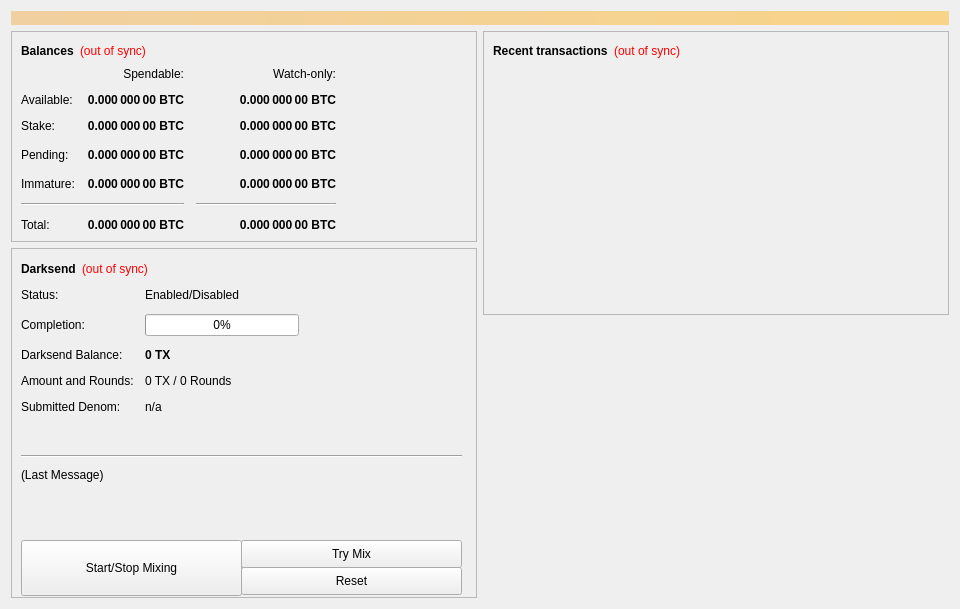
First picture: the form in src/qt/forms/overviewpage.ui, repository transferdev/Transfercoin, before the edit.
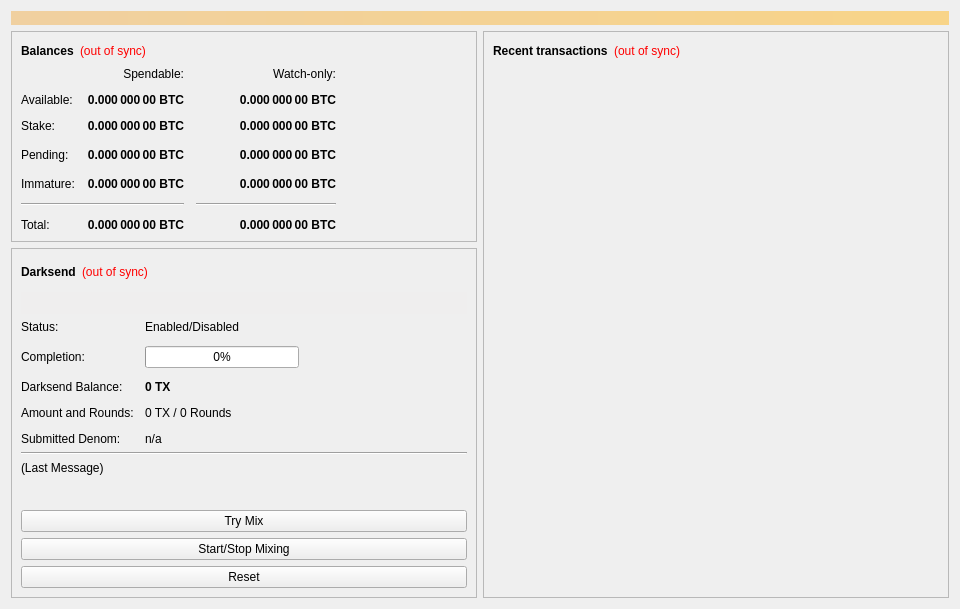
Second picture: the form after the edit.

The edit to the form file:
```diff
--- a/src/qt/forms/overviewpage.ui
+++ b/src/qt/forms/overviewpage.ui
@@ -454,6 +454,12 @@
        </item>
        <item>
         <widget class="QFrame" name="frameDarksend">
+         <property name="sizePolicy">
+          <sizepolicy hsizetype="Expanding" vsizetype="Expanding">
+           <horstretch>0</horstretch>
+           <verstretch>0</verstretch>
+          </sizepolicy>
+         </property>
          <property name="minimumSize">
           <size>
            <width>0</width>
@@ -469,15 +475,485 @@
          <property name="frameShadow">
           <enum>QFrame::Raised</enum>
          </property>
-         <widget class="QWidget" name="formLayoutWidget">
-          <property name="geometry">
-           <rect>
-            <x>10</x>
-            <y>40</y>
-            <width>451</width>
-            <height>161</height>
-           </rect>
-          </property>
+         <layout class="QVBoxLayout" name="verticalLayout_5">
+          <item>
+           <layout class="QHBoxLayout" name="horizontalLayout_5">
+            <item>
+             <widget class="QLabel" name="label_2">
+              <property name="font">
+               <font>
+                <weight>75</weight>
+                <bold>true</bold>
+               </font>
+              </property>
+              <property name="text">
+               <string>Darksend</string>
+              </property>
+             </widget>
+            </item>
+            <item>
+             <widget class="QLabel" name="labelDarksendSyncStatus">
+              <property name="toolTip">
+               <string>The displayed information may be out of date. Your wallet automatically synchronizes with the Transfer network after a connection is established, but this process has not completed yet.</string>
+              </property>
+              <property name="styleSheet">
+               <string notr="true">QLabel { color: red; }</string>
+              </property>
+              <property name="text">
+               <string notr="true">(out of sync)</string>
+              </property>
+              <property name="alignment">
+               <set>Qt::AlignLeading|Qt::AlignLeft|Qt::AlignVCenter</set>
+              </property>
+             </widget>
+            </item>
+            <item>
+             <spacer name="horizontalSpacer_4">
+              <property name="orientation">
+               <enum>Qt::Horizontal</enum>
+              </property>
+              <property name="sizeHint" stdset="0">
+               <size>
+                <width>40</width>
+                <height>20</height>
+               </size>
+              </property>
+             </spacer>
+            </item>
+           </layout>
+          </item>
+          <item>
+           <widget class="QPushButton" name="runAutoDenom">
+            <property name="palette">
+             <palette>
+              <active>
+               <colorrole role="WindowText">
+                <brush brushstyle="SolidPattern">
+                 <color alpha="255">
+                  <red>0</red>
+                  <green>0</green>
+                  <blue>0</blue>
+                 </color>
+                </brush>
+               </colorrole>
+               <colorrole role="Button">
+                <brush brushstyle="SolidPattern">
+                 <color alpha="255">
+                  <red>239</red>
+                  <green>238</green>
+                  <blue>238</blue>
+                 </color>
+                </brush>
+               </colorrole>
+               <colorrole role="Light">
+                <brush brushstyle="SolidPattern">
+                 <color alpha="255">
+                  <red>255</red>
+                  <green>255</green>
+                  <blue>255</blue>
+                 </color>
+                </brush>
+               </colorrole>
+               <colorrole role="Midlight">
+                <brush brushstyle="SolidPattern">
+                 <color alpha="255">
+                  <red>247</red>
+                  <green>246</green>
+                  <blue>246</blue>
+                 </color>
+                </brush>
+               </colorrole>
+               <colorrole role="Dark">
+                <brush brushstyle="SolidPattern">
+                 <color alpha="255">
+                  <red>119</red>
+                  <green>119</green>
+                  <blue>119</blue>
+                 </color>
+                </brush>
+               </colorrole>
+               <colorrole role="Mid">
+                <brush brushstyle="SolidPattern">
+                 <color alpha="255">
+                  <red>159</red>
+                  <green>159</green>
+                  <blue>159</blue>
+                 </color>
+                </brush>
+               </colorrole>
+               <colorrole role="Text">
+                <brush brushstyle="SolidPattern">
+                 <color alpha="255">
+                  <red>0</red>
+                  <green>0</green>
+                  <blue>0</blue>
+                 </color>
+                </brush>
+               </colorrole>
+               <colorrole role="BrightText">
+                <brush brushstyle="SolidPattern">
+                 <color alpha="255">
+                  <red>255</red>
+                  <green>255</green>
+                  <blue>255</blue>
+                 </color>
+                </brush>
+               </colorrole>
+               <colorrole role="ButtonText">
+                <brush brushstyle="SolidPattern">
+                 <color alpha="255">
+                  <red>0</red>
+                  <green>0</green>
+                  <blue>0</blue>
+                 </color>
+                </brush>
+               </colorrole>
+               <colorrole role="Base">
+                <brush brushstyle="SolidPattern">
+                 <color alpha="255">
+                  <red>255</red>
+                  <green>255</green>
+                  <blue>255</blue>
+                 </color>
+                </brush>
+               </colorrole>
+               <colorrole role="Window">
+                <brush brushstyle="SolidPattern">
+                 <color alpha="255">
+                  <red>239</red>
+                  <green>238</green>
+                  <blue>238</blue>
+                 </color>
+                </brush>
+               </colorrole>
+               <colorrole role="Shadow">
+                <brush brushstyle="SolidPattern">
+                 <color alpha="255">
+                  <red>0</red>
+                  <green>0</green>
+                  <blue>0</blue>
+                 </color>
+                </brush>
+               </colorrole>
+               <colorrole role="AlternateBase">
+                <brush brushstyle="SolidPattern">
+                 <color alpha="255">
+                  <red>247</red>
+                  <green>246</green>
+                  <blue>246</blue>
+                 </color>
+                </brush>
+               </colorrole>
+               <colorrole role="ToolTipBase">
+                <brush brushstyle="SolidPattern">
+                 <color alpha="255">
+                  <red>255</red>
+                  <green>255</green>
+                  <blue>220</blue>
+                 </color>
+                </brush>
+               </colorrole>
+               <colorrole role="ToolTipText">
+                <brush brushstyle="SolidPattern">
+                 <color alpha="255">
+                  <red>0</red>
+                  <green>0</green>
+                  <blue>0</blue>
+                 </color>
+                </brush>
+               </colorrole>
+              </active>
+              <inactive>
+               <colorrole role="WindowText">
+                <brush brushstyle="SolidPattern">
+                 <color alpha="255">
+                  <red>0</red>
+                  <green>0</green>
+                  <blue>0</blue>
+                 </color>
+                </brush>
+               </colorrole>
+               <colorrole role="Button">
+                <brush brushstyle="SolidPattern">
+                 <color alpha="255">
+                  <red>239</red>
+                  <green>238</green>
+                  <blue>238</blue>
+                 </color>
+                </brush>
+               </colorrole>
+               <colorrole role="Light">
+                <brush brushstyle="SolidPattern">
+                 <color alpha="255">
+                  <red>255</red>
+                  <green>255</green>
+                  <blue>255</blue>
+                 </color>
+                </brush>
+               </colorrole>
+               <colorrole role="Midlight">
+                <brush brushstyle="SolidPattern">
+                 <color alpha="255">
+                  <red>247</red>
+                  <green>246</green>
+                  <blue>246</blue>
+                 </color>
+                </brush>
+               </colorrole>
+               <colorrole role="Dark">
+                <brush brushstyle="SolidPattern">
+                 <color alpha="255">
+                  <red>119</red>
+                  <green>119</green>
+                  <blue>119</blue>
+                 </color>
+                </brush>
+               </colorrole>
+               <colorrole role="Mid">
+                <brush brushstyle="SolidPattern">
+                 <color alpha="255">
+                  <red>159</red>
+                  <green>159</green>
+                  <blue>159</blue>
+                 </color>
+                </brush>
+               </colorrole>
+               <colorrole role="Text">
+                <brush brushstyle="SolidPattern">
+                 <color alpha="255">
+                  <red>0</red>
+                  <green>0</green>
+                  <blue>0</blue>
+                 </color>
+                </brush>
+               </colorrole>
+               <colorrole role="BrightText">
+                <brush brushstyle="SolidPattern">
+                 <color alpha="255">
+                  <red>255</red>
+                  <green>255</green>
+                  <blue>255</blue>
+                 </color>
+                </brush>
+               </colorrole>
+               <colorrole role="ButtonText">
+                <brush brushstyle="SolidPattern">
+                 <color alpha="255">
+                  <red>0</red>
+                  <green>0</green>
+                  <blue>0</blue>
+                 </color>
+                </brush>
+               </colorrole>
+               <colorrole role="Base">
+                <brush brushstyle="SolidPattern">
+                 <color alpha="255">
+                  <red>255</red>
+                  <green>255</green>
+                  <blue>255</blue>
+                 </color>
+                </brush>
+               </colorrole>
+               <colorrole role="Window">
+                <brush brushstyle="SolidPattern">
+                 <color alpha="255">
+                  <red>239</red>
+                  <green>238</green>
+                  <blue>238</blue>
+                 </color>
+                </brush>
+               </colorrole>
+               <colorrole role="Shadow">
+                <brush brushstyle="SolidPattern">
+                 <color alpha="255">
+                  <red>0</red>
+                  <green>0</green>
+                  <blue>0</blue>
+                 </color>
+                </brush>
+               </colorrole>
+               <colorrole role="AlternateBase">
+                <brush brushstyle="SolidPattern">
+                 <color alpha="255">
+                  <red>247</red>
+                  <green>246</green>
+                  <blue>246</blue>
+                 </color>
+                </brush>
+               </colorrole>
+               <colorrole role="ToolTipBase">
+                <brush brushstyle="SolidPattern">
+                 <color alpha="255">
+                  <red>255</red>
+                  <green>255</green>
+                  <blue>220</blue>
+                 </color>
+                </brush>
+               </colorrole>
+               <colorrole role="ToolTipText">
+                <brush brushstyle="SolidPattern">
+                 <color alpha="255">
+                  <red>0</red>
+                  <green>0</green>
+                  <blue>0</blue>
+                 </color>
+                </brush>
+               </colorrole>
+              </inactive>
+              <disabled>
+               <colorrole role="WindowText">
+                <brush brushstyle="SolidPattern">
+                 <color alpha="255">
+                  <red>119</red>
+                  <green>119</green>
+                  <blue>119</blue>
+                 </color>
+                </brush>
+               </colorrole>
+               <colorrole role="Button">
+                <brush brushstyle="SolidPattern">
+                 <color alpha="255">
+                  <red>239</red>
+                  <green>238</green>
+                  <blue>238</blue>
+                 </color>
+                </brush>
+               </colorrole>
+               <colorrole role="Light">
+                <brush brushstyle="SolidPattern">
+                 <color alpha="255">
+                  <red>255</red>
+                  <green>255</green>
+                  <blue>255</blue>
+                 </color>
+                </brush>
+               </colorrole>
+               <colorrole role="Midlight">
+                <brush brushstyle="SolidPattern">
+                 <color alpha="255">
+                  <red>247</red>
+                  <green>246</green>
+                  <blue>246</blue>
+                 </color>
+                </brush>
+               </colorrole>
+               <colorrole role="Dark">
+                <brush brushstyle="SolidPattern">
+                 <color alpha="255">
+                  <red>119</red>
+                  <green>119</green>
+                  <blue>119</blue>
+                 </color>
+                </brush>
+               </colorrole>
+               <colorrole role="Mid">
+                <brush brushstyle="SolidPattern">
+                 <color alpha="255">
+                  <red>159</red>
+                  <green>159</green>
+                  <blue>159</blue>
+                 </color>
+                </brush>
+               </colorrole>
+               <colorrole role="Text">
+                <brush brushstyle="SolidPattern">
+                 <color alpha="255">
+                  <red>119</red>
+                  <green>119</green>
+                  <blue>119</blue>
+                 </color>
+                </brush>
+               </colorrole>
+               <colorrole role="BrightText">
+                <brush brushstyle="SolidPattern">
+                 <color alpha="255">
+                  <red>255</red>
+                  <green>255</green>
+                  <blue>255</blue>
+                 </color>
+                </brush>
+               </colorrole>
+               <colorrole role="ButtonText">
+                <brush brushstyle="SolidPattern">
+                 <color alpha="255">
+                  <red>119</red>
+                  <green>119</green>
+                  <blue>119</blue>
+                 </color>
+                </brush>
+               </colorrole>
+               <colorrole role="Base">
+                <brush brushstyle="SolidPattern">
+                 <color alpha="255">
+                  <red>239</red>
+                  <green>238</green>
+                  <blue>238</blue>
+                 </color>
+                </brush>
+               </colorrole>
+               <colorrole role="Window">
+                <brush brushstyle="SolidPattern">
+                 <color alpha="255">
+                  <red>239</red>
+                  <green>238</green>
+                  <blue>238</blue>
+                 </color>
+                </brush>
+               </colorrole>
+               <colorrole role="Shadow">
+                <brush brushstyle="SolidPattern">
+                 <color alpha="255">
+                  <red>0</red>
+                  <green>0</green>
+                  <blue>0</blue>
+                 </color>
+                </brush>
+               </colorrole>
+               <colorrole role="AlternateBase">
+                <brush brushstyle="SolidPattern">
+                 <color alpha="255">
+                  <red>239</red>
+                  <green>238</green>
+                  <blue>238</blue>
+                 </color>
+                </brush>
+               </colorrole>
+               <colorrole role="ToolTipBase">
+                <brush brushstyle="SolidPattern">
+                 <color alpha="255">
+                  <red>255</red>
+                  <green>255</green>
+                  <blue>220</blue>
+                 </color>
+                </brush>
+               </colorrole>
+               <colorrole role="ToolTipText">
+                <brush brushstyle="SolidPattern">
+                 <color alpha="255">
+                  <red>0</red>
+                  <green>0</green>
+                  <blue>0</blue>
+                 </color>
+                </brush>
+               </colorrole>
+              </disabled>
+             </palette>
+            </property>
+            <property name="focusPolicy">
+             <enum>Qt::NoFocus</enum>
+            </property>
+            <property name="autoFillBackground">
+             <bool>true</bool>
+            </property>
+            <property name="text">
+             <string/>
+            </property>
+            <property name="flat">
+             <bool>true</bool>
+            </property>
+           </widget>
+          </item>
+          <item>
           <layout class="QFormLayout" name="formLayout">
            <property name="fieldGrowthPolicy">
             <enum>QFormLayout::AllNonFixedFieldsGrow</enum>
@@ -574,485 +1050,16 @@
             </widget>
            </item>
           </layout>
-         </widget>
-         <widget class="QPushButton" name="runAutoDenom">
-          <property name="geometry">
-           <rect>
-            <x>251</x>
-            <y>17</y>
-            <width>1</width>
-            <height>1</height>
-           </rect>
-          </property>
-          <property name="palette">
-           <palette>
-            <active>
-             <colorrole role="WindowText">
-              <brush brushstyle="SolidPattern">
-               <color alpha="255">
-                <red>0</red>
-                <green>0</green>
-                <blue>0</blue>
-               </color>
-              </brush>
-             </colorrole>
-             <colorrole role="Button">
-              <brush brushstyle="SolidPattern">
-               <color alpha="255">
-                <red>239</red>
-                <green>238</green>
-                <blue>238</blue>
-               </color>
-              </brush>
-             </colorrole>
-             <colorrole role="Light">
-              <brush brushstyle="SolidPattern">
-               <color alpha="255">
-                <red>255</red>
-                <green>255</green>
-                <blue>255</blue>
-               </color>
-              </brush>
-             </colorrole>
-             <colorrole role="Midlight">
-              <brush brushstyle="SolidPattern">
-               <color alpha="255">
-                <red>247</red>
-                <green>246</green>
-                <blue>246</blue>
-               </color>
-              </brush>
-             </colorrole>
-             <colorrole role="Dark">
-              <brush brushstyle="SolidPattern">
-               <color alpha="255">
-                <red>119</red>
-                <green>119</green>
-                <blue>119</blue>
-               </color>
-              </brush>
-             </colorrole>
-             <colorrole role="Mid">
-              <brush brushstyle="SolidPattern">
-               <color alpha="255">
-                <red>159</red>
-                <green>159</green>
-                <blue>159</blue>
-               </color>
-              </brush>
-             </colorrole>
-             <colorrole role="Text">
-              <brush brushstyle="SolidPattern">
-               <color alpha="255">
-                <red>0</red>
-                <green>0</green>
-                <blue>0</blue>
-               </color>
-              </brush>
-             </colorrole>
-             <colorrole role="BrightText">
-              <brush brushstyle="SolidPattern">
-               <color alpha="255">
-                <red>255</red>
-                <green>255</green>
-                <blue>255</blue>
-               </color>
-              </brush>
-             </colorrole>
-             <colorrole role="ButtonText">
-              <brush brushstyle="SolidPattern">
-               <color alpha="255">
-                <red>0</red>
-                <green>0</green>
-                <blue>0</blue>
-               </color>
-              </brush>
-             </colorrole>
-             <colorrole role="Base">
-              <brush brushstyle="SolidPattern">
-               <color alpha="255">
-                <red>255</red>
-                <green>255</green>
-                <blue>255</blue>
-               </color>
-              </brush>
-             </colorrole>
-             <colorrole role="Window">
-              <brush brushstyle="SolidPattern">
-               <color alpha="255">
-                <red>239</red>
-                <green>238</green>
-                <blue>238</blue>
-               </color>
-              </brush>
-             </colorrole>
-             <colorrole role="Shadow">
-              <brush brushstyle="SolidPattern">
-               <color alpha="255">
-                <red>0</red>
-                <green>0</green>
-                <blue>0</blue>
-               </color>
-              </brush>
-             </colorrole>
-             <colorrole role="AlternateBase">
-              <brush brushstyle="SolidPattern">
-               <color alpha="255">
-                <red>247</red>
-                <green>246</green>
-                <blue>246</blue>
-               </color>
-              </brush>
-             </colorrole>
-             <colorrole role="ToolTipBase">
-              <brush brushstyle="SolidPattern">
-               <color alpha="255">
-                <red>255</red>
-                <green>255</green>
-                <blue>220</blue>
-               </color>
-              </brush>
-             </colorrole>
-             <colorrole role="ToolTipText">
-              <brush brushstyle="SolidPattern">
-               <color alpha="255">
-                <red>0</red>
-                <green>0</green>
-                <blue>0</blue>
-               </color>
-              </brush>
-             </colorrole>
-            </active>
-            <inactive>
-             <colorrole role="WindowText">
-              <brush brushstyle="SolidPattern">
-               <color alpha="255">
-                <red>0</red>
-                <green>0</green>
-                <blue>0</blue>
-               </color>
-              </brush>
-             </colorrole>
-             <colorrole role="Button">
-              <brush brushstyle="SolidPattern">
-               <color alpha="255">
-                <red>239</red>
-                <green>238</green>
-                <blue>238</blue>
-               </color>
-              </brush>
-             </colorrole>
-             <colorrole role="Light">
-              <brush brushstyle="SolidPattern">
-               <color alpha="255">
-                <red>255</red>
-                <green>255</green>
-                <blue>255</blue>
-               </color>
-              </brush>
-             </colorrole>
-             <colorrole role="Midlight">
-              <brush brushstyle="SolidPattern">
-               <color alpha="255">
-                <red>247</red>
-                <green>246</green>
-                <blue>246</blue>
-               </color>
-              </brush>
-             </colorrole>
-             <colorrole role="Dark">
-              <brush brushstyle="SolidPattern">
-               <color alpha="255">
-                <red>119</red>
-                <green>119</green>
-                <blue>119</blue>
-               </color>
-              </brush>
-             </colorrole>
-             <colorrole role="Mid">
-              <brush brushstyle="SolidPattern">
-               <color alpha="255">
-                <red>159</red>
-                <green>159</green>
-                <blue>159</blue>
-               </color>
-              </brush>
-             </colorrole>
-             <colorrole role="Text">
-              <brush brushstyle="SolidPattern">
-               <color alpha="255">
-                <red>0</red>
-                <green>0</green>
-                <blue>0</blue>
-               </color>
-              </brush>
-             </colorrole>
-             <colorrole role="BrightText">
-              <brush brushstyle="SolidPattern">
-               <color alpha="255">
-                <red>255</red>
-                <green>255</green>
-                <blue>255</blue>
-               </color>
-              </brush>
-             </colorrole>
-             <colorrole role="ButtonText">
-              <brush brushstyle="SolidPattern">
-               <color alpha="255">
-                <red>0</red>
-                <green>0</green>
-                <blue>0</blue>
-               </color>
-              </brush>
-             </colorrole>
-             <colorrole role="Base">
-              <brush brushstyle="SolidPattern">
-               <color alpha="255">
-                <red>255</red>
-                <green>255</green>
-                <blue>255</blue>
-               </color>
-              </brush>
-             </colorrole>
-             <colorrole role="Window">
-              <brush brushstyle="SolidPattern">
-               <color alpha="255">
-                <red>239</red>
-                <green>238</green>
-                <blue>238</blue>
-               </color>
-              </brush>
-             </colorrole>
-             <colorrole role="Shadow">
-              <brush brushstyle="SolidPattern">
-               <color alpha="255">
-                <red>0</red>
-                <green>0</green>
-                <blue>0</blue>
-               </color>
-              </brush>
-             </colorrole>
-             <colorrole role="AlternateBase">
-              <brush brushstyle="SolidPattern">
-               <color alpha="255">
-                <red>247</red>
-                <green>246</green>
-                <blue>246</blue>
-               </color>
-              </brush>
-             </colorrole>
-             <colorrole role="ToolTipBase">
-              <brush brushstyle="SolidPattern">
-               <color alpha="255">
-                <red>255</red>
-                <green>255</green>
-                <blue>220</blue>
-               </color>
-              </brush>
-             </colorrole>
-             <colorrole role="ToolTipText">
-              <brush brushstyle="SolidPattern">
-               <color alpha="255">
-                <red>0</red>
-                <green>0</green>
-                <blue>0</blue>
-               </color>
-              </brush>
-             </colorrole>
-            </inactive>
-            <disabled>
-             <colorrole role="WindowText">
-              <brush brushstyle="SolidPattern">
-               <color alpha="255">
-                <red>119</red>
-                <green>119</green>
-                <blue>119</blue>
-               </color>
-              </brush>
-             </colorrole>
-             <colorrole role="Button">
-              <brush brushstyle="SolidPattern">
-               <color alpha="255">
-                <red>239</red>
-                <green>238</green>
-                <blue>238</blue>
-               </color>
-              </brush>
-             </colorrole>
-             <colorrole role="Light">
-              <brush brushstyle="SolidPattern">
-               <color alpha="255">
-                <red>255</red>
-                <green>255</green>
-                <blue>255</blue>
-               </color>
-              </brush>
-             </colorrole>
-             <colorrole role="Midlight">
-              <brush brushstyle="SolidPattern">
-               <color alpha="255">
-                <red>247</red>
-                <green>246</green>
-                <blue>246</blue>
-               </color>
-              </brush>
-             </colorrole>
-             <colorrole role="Dark">
-              <brush brushstyle="SolidPattern">
-               <color alpha="255">
-                <red>119</red>
-                <green>119</green>
-                <blue>119</blue>
-               </color>
-              </brush>
-             </colorrole>
-             <colorrole role="Mid">
-              <brush brushstyle="SolidPattern">
-               <color alpha="255">
-                <red>159</red>
-                <green>159</green>
-                <blue>159</blue>
-               </color>
-              </brush>
-             </colorrole>
-             <colorrole role="Text">
-              <brush brushstyle="SolidPattern">
-               <color alpha="255">
-                <red>119</red>
-                <green>119</green>
-                <blue>119</blue>
-               </color>
-              </brush>
-             </colorrole>
-             <colorrole role="BrightText">
-              <brush brushstyle="SolidPattern">
-               <color alpha="255">
-                <red>255</red>
-                <green>255</green>
-                <blue>255</blue>
-               </color>
-              </brush>
-             </colorrole>
-             <colorrole role="ButtonText">
-              <brush brushstyle="SolidPattern">
-               <color alpha="255">
-                <red>119</red>
-                <green>119</green>
-                <blue>119</blue>
-               </color>
-              </brush>
-             </colorrole>
-             <colorrole role="Base">
-              <brush brushstyle="SolidPattern">
-               <color alpha="255">
-                <red>239</red>
-                <green>238</green>
-                <blue>238</blue>
-               </color>
-              </brush>
-             </colorrole>
-             <colorrole role="Window">
-              <brush brushstyle="SolidPattern">
-               <color alpha="255">
-                <red>239</red>
-                <green>238</green>
-                <blue>238</blue>
-               </color>
-              </brush>
-             </colorrole>
-             <colorrole role="Shadow">
-              <brush brushstyle="SolidPattern">
-               <color alpha="255">
-                <red>0</red>
-                <green>0</green>
-                <blue>0</blue>
-               </color>
-              </brush>
-             </colorrole>
-             <colorrole role="AlternateBase">
-              <brush brushstyle="SolidPattern">
-               <color alpha="255">
-                <red>239</red>
-                <green>238</green>
-                <blue>238</blue>
-               </color>
-              </brush>
-             </colorrole>
-             <colorrole role="ToolTipBase">
-              <brush brushstyle="SolidPattern">
-               <color alpha="255">
-                <red>255</red>
-                <green>255</green>
-                <blue>220</blue>
-               </color>
-              </brush>
-             </colorrole>
-             <colorrole role="ToolTipText">
-              <brush brushstyle="SolidPattern">
-               <color alpha="255">
-                <red>0</red>
-                <green>0</green>
-                <blue>0</blue>
-               </color>
-              </brush>
-             </colorrole>
-            </disabled>
-           </palette>
-          </property>
-          <property name="focusPolicy">
-           <enum>Qt::NoFocus</enum>
-          </property>
-          <property name="autoFillBackground">
-           <bool>true</bool>
-          </property>
-          <property name="text">
-           <string/>
-          </property>
-          <property name="flat">
-           <bool>true</bool>
-          </property>
-         </widget>
-         <widget class="QPushButton" name="toggleDarksend">
-          <property name="geometry">
-           <rect>
-            <x>10</x>
-            <y>292</y>
-            <width>221</width>
-            <height>56</height>
-           </rect>
-          </property>
-          <property name="sizePolicy">
-           <sizepolicy hsizetype="MinimumExpanding" vsizetype="Fixed">
-            <horstretch>0</horstretch>
-            <verstretch>0</verstretch>
-           </sizepolicy>
-          </property>
-          <property name="text">
-           <string>Start/Stop Mixing</string>
-          </property>
-         </widget>
+          </item>
+          <item>
          <widget class="Line" name="lineLastMessage">
-          <property name="geometry">
-           <rect>
-            <x>10</x>
-            <y>200</y>
-            <width>441</width>
-            <height>16</height>
-           </rect>
-          </property>
           <property name="orientation">
            <enum>Qt::Horizontal</enum>
           </property>
          </widget>
+          </item>
+          <item>
          <widget class="QLabel" name="darksendStatus">
-          <property name="geometry">
-           <rect>
-            <x>10</x>
-            <y>220</y>
-            <width>451</width>
-            <height>61</height>
-           </rect>
-          </property>
           <property name="minimumSize">
            <size>
             <width>288</width>
@@ -1069,15 +1076,9 @@
            <bool>true</bool>
           </property>
          </widget>
+          </item>
+          <item>
          <widget class="QPushButton" name="darksendAuto">
-          <property name="geometry">
-           <rect>
-            <x>230</x>
-            <y>292</y>
-            <width>221</width>
-            <height>28</height>
-           </rect>
-          </property>
           <property name="sizePolicy">
            <sizepolicy hsizetype="MinimumExpanding" vsizetype="Fixed">
             <horstretch>0</horstretch>
@@ -1091,15 +1092,22 @@
            <string>Try Mix</string>
           </property>
          </widget>
+          </item>
+          <item>
+           <widget class="QPushButton" name="toggleDarksend">
+            <property name="sizePolicy">
+             <sizepolicy hsizetype="MinimumExpanding" vsizetype="Fixed">
+              <horstretch>0</horstretch>
+              <verstretch>0</verstretch>
+             </sizepolicy>
+            </property>
+            <property name="text">
+             <string>Start/Stop Mixing</string>
+            </property>
+           </widget>
+          </item>
+          <item>
          <widget class="QPushButton" name="darksendReset">
-          <property name="geometry">
-           <rect>
-            <x>230</x>
-            <y>319</y>
-            <width>221</width>
-            <height>28</height>
-           </rect>
-          </property>
           <property name="sizePolicy">
            <sizepolicy hsizetype="MinimumExpanding" vsizetype="Fixed">
             <horstretch>0</horstretch>
@@ -1116,60 +1124,8 @@
            <string>Reset</string>
           </property>
          </widget>
-         <widget class="QWidget" name="layoutWidget">
-          <property name="geometry">
-           <rect>
-            <x>10</x>
-            <y>10</y>
-            <width>431</width>
-            <height>22</height>
-           </rect>
-          </property>
-          <layout class="QHBoxLayout" name="horizontalLayout_5">
-           <item>
-            <widget class="QLabel" name="label_2">
-             <property name="font">
-              <font>
-               <weight>75</weight>
-               <bold>true</bold>
-              </font>
-             </property>
-             <property name="text">
-              <string>Darksend</string>
-             </property>
-            </widget>
-           </item>
-           <item>
-            <widget class="QLabel" name="labelDarksendSyncStatus">
-             <property name="toolTip">
-              <string>The displayed information may be out of date. Your wallet automatically synchronizes with the Transfer network after a connection is established, but this process has not completed yet.</string>
-             </property>
-             <property name="styleSheet">
-              <string notr="true">QLabel { color: red; }</string>
-             </property>
-             <property name="text">
-              <string notr="true">(out of sync)</string>
-             </property>
-             <property name="alignment">
-              <set>Qt::AlignLeading|Qt::AlignLeft|Qt::AlignVCenter</set>
-             </property>
-            </widget>
-           </item>
-           <item>
-            <spacer name="horizontalSpacer_4">
-             <property name="orientation">
-              <enum>Qt::Horizontal</enum>
-             </property>
-             <property name="sizeHint" stdset="0">
-              <size>
-               <width>40</width>
-               <height>20</height>
-              </size>
-             </property>
-            </spacer>
-           </item>
-          </layout>
-         </widget>
+          </item>
+         </layout>
         </widget>
        </item>
        <item>
@@ -1269,19 +1225,6 @@
          </layout>
         </widget>
        </item>
-       <item>
-        <spacer name="verticalSpacer_2">
-         <property name="orientation">
-          <enum>Qt::Vertical</enum>
-         </property>
-         <property name="sizeHint" stdset="0">
-          <size>
-           <width>20</width>
-           <height>40</height>
-          </size>
-         </property>
-        </spacer>
-       </item>
       </layout>
      </item>
     </layout>
```
Lines whose indentation alone changed are shown as unchanged.
